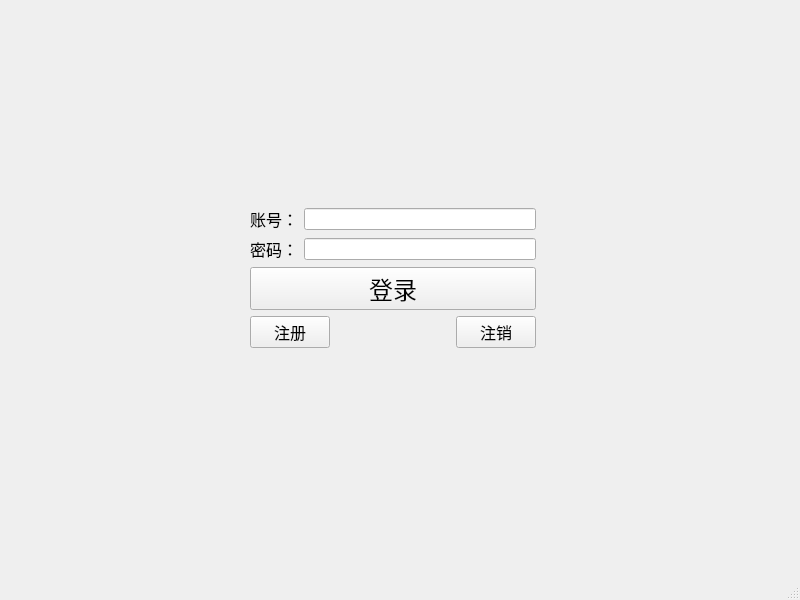
Before: the Qt Designer form TcpClient/tcpclient.ui in skylisxk/QTcloud_pan, drawn with Qt 5.
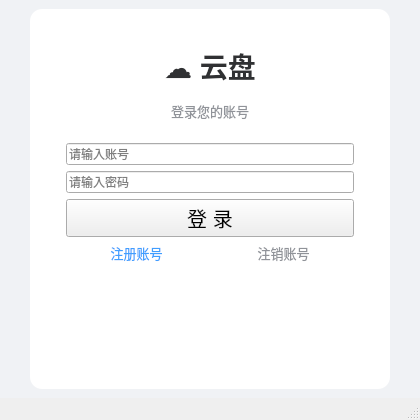
After: the same form once the commit is applied.

```diff
--- a/TcpClient/tcpclient.ui
+++ b/TcpClient/tcpclient.ui
@@ -6,190 +6,202 @@
    <rect>
     <x>0</x>
     <y>0</y>
-    <width>800</width>
-    <height>600</height>
+    <width>420</width>
+    <height>420</height>
    </rect>
   </property>
+  <property name="minimumSize">
+   <size>
+    <width>420</width>
+    <height>420</height>
+   </size>
+  </property>
+  <property name="maximumSize">
+   <size>
+    <width>420</width>
+    <height>420</height>
+   </size>
+  </property>
   <property name="windowTitle">
    <string>TcpClient</string>
   </property>
   <property name="styleSheet">
-   <string notr="true">background-color: qlineargradient(x1:0, y1:0, x2:0, y2:1,
-    stop:0 #f5f7fa, stop:1 #e4e8f0);</string>
+   <string notr="true">#centralwidget { background-color: #f0f2f5; }</string>
   </property>
   <widget class="QWidget" name="centralwidget">
-   <widget class="QWidget" name="">
-    <property name="geometry">
-     <rect>
-      <x>250</x>
-      <y>2</y>
-      <width>286</width>
-      <height>551</height>
-     </rect>
+   <layout class="QHBoxLayout" name="outerLayout">
+    <property name="leftMargin">
+     <number>0</number>
     </property>
-    <layout class="QVBoxLayout" name="verticalLayout_2">
+    <property name="topMargin">
+     <number>0</number>
+    </property>
+    <property name="rightMargin">
+     <number>0</number>
+    </property>
+    <property name="bottomMargin">
+     <number>0</number>
+    </property>
      <item>
-      <spacer name="verticalSpacer">
-       <property name="orientation">
-        <enum>Qt::Orientation::Vertical</enum>
-       </property>
-       <property name="sizeHint" stdset="0">
+     <widget class="QWidget" name="cardWidget">
+      <property name="minimumSize">
+       <size>
+        <width>360</width>
+        <height>380</height>
+       </size>
+      </property>
+      <property name="maximumSize">
         <size>
-         <width>20</width>
-         <height>198</height>
-        </size>
-       </property>
-      </spacer>
+        <width>360</width>
+        <height>380</height>
+       </size>
+      </property>
+      <property name="styleSheet">
+       <string notr="true">#cardWidget {
+    background-color: #ffffff;
+    border-radius: 12px;
+}</string>
+      </property>
+      <layout class="QVBoxLayout" name="cardLayout">
+       <property name="leftMargin">
+        <number>36</number>
+       </property>
+       <property name="topMargin">
+        <number>36</number>
+       </property>
+       <property name="rightMargin">
+        <number>36</number>
+       </property>
+       <property name="bottomMargin">
+        <number>28</number>
+       </property>
+       <item>
+        <widget class="QLabel" name="titleLabel">
+         <property name="text">
+          <string>☁️ 云盘</string>
+         </property>
+         <property name="alignment">
+          <set>Qt::AlignCenter</set>
+         </property>
+         <property name="styleSheet">
+          <string notr="true">font-size: 28px; font-weight: bold; color: #303133; margin-bottom: 8px; background: transparent;</string>
+         </property>
+        </widget>
      </item>
      <item>
-      <layout class="QVBoxLayout" name="verticalLayout">
-       <item>
-        <layout class="QHBoxLayout" name="horizontalLayout_2">
-         <item>
-          <widget class="QLabel" name="id">
-           <property name="font">
-            <font>
-             <pointsize>12</pointsize>
-            </font>
-           </property>
-           <property name="styleSheet">
-            <string notr="true">background-color: qlineargradient(x1:0, y1:0, x2:0, y2:1,
-    stop:0 #ffffff, stop:1 #f0f0f0);</string>
-           </property>
+        <widget class="QLabel" name="subtitleLabel">
            <property name="text">
-            <string>账号：</string>
-           </property>
-           <property name="margin">
-            <number>2</number>
+          <string>登录您的账号</string>
+         </property>
+         <property name="alignment">
+          <set>Qt::AlignCenter</set>
+         </property>
+         <property name="styleSheet">
+          <string notr="true">font-size: 13px; color: #909399; margin-bottom: 16px; background: transparent;</string>
            </property>
           </widget>
          </item>
          <item>
           <widget class="QLineEdit" name="name_le">
-           <property name="styleSheet">
-            <string notr="true">background-color: qlineargradient(x1:0, y1:0, x2:0, y2:1,
-    stop:0 #ffffff, stop:1 #f0f0f0);</string>
-           </property>
-          </widget>
-         </item>
-        </layout>
-       </item>
-       <item>
-        <layout class="QHBoxLayout" name="horizontalLayout">
-         <item>
-          <widget class="QLabel" name="pwd">
-           <property name="font">
-            <font>
-             <pointsize>12</pointsize>
-            </font>
-           </property>
-           <property name="styleSheet">
-            <string notr="true">background-color: qlineargradient(x1:0, y1:0, x2:0, y2:1,
-    stop:0 #ffffff, stop:1 #f0f0f0);</string>
-           </property>
-           <property name="text">
-            <string>密码：</string>
-           </property>
-           <property name="margin">
-            <number>2</number>
+         <property name="placeholderText">
+          <string>请输入账号</string>
+         </property>
+         <property name="minimumHeight">
+          <number>40</number>
            </property>
           </widget>
          </item>
          <item>
           <widget class="QLineEdit" name="pwd_le">
-           <property name="styleSheet">
-            <string notr="true">background-color: qlineargradient(x1:0, y1:0, x2:0, y2:1,
-    stop:0 #ffffff, stop:1 #f0f0f0);</string>
+         <property name="placeholderText">
+          <string>请输入密码</string>
            </property>
            <property name="echoMode">
             <enum>QLineEdit::EchoMode::Password</enum>
            </property>
-          </widget>
-         </item>
-        </layout>
+         <property name="minimumHeight">
+          <number>40</number>
+         </property>
+        </widget>
        </item>
        <item>
         <widget class="QPushButton" name="login">
+         <property name="minimumHeight">
+          <number>42</number>
+         </property>
+         <property name="text">
+          <string>登 录</string>
+         </property>
          <property name="font">
           <font>
-           <pointsize>18</pointsize>
+           <pointsize>15</pointsize>
           </font>
          </property>
-         <property name="styleSheet">
-          <string notr="true">background-color: qlineargradient(x1:0, y1:0, x2:0, y2:1,
-    stop:0 #ffffff, stop:1 #f0f0f0);</string>
-         </property>
-         <property name="text">
-          <string>登录</string>
-         </property>
         </widget>
        </item>
        <item>
-        <layout class="QGridLayout" name="gridLayout">
-         <item row="0" column="1">
-          <spacer name="horizontalSpacer">
-           <property name="orientation">
-            <enum>Qt::Orientation::Horizontal</enum>
-           </property>
-           <property name="sizeHint" stdset="0">
-            <size>
-             <width>118</width>
-             <height>20</height>
-            </size>
-           </property>
-          </spacer>
-         </item>
-         <item row="0" column="0">
+        <layout class="QHBoxLayout" name="regLogoutLayout">
+         <item>
           <widget class="QPushButton" name="regist_pb">
-           <property name="font">
-            <font>
-             <pointsize>12</pointsize>
-            </font>
-           </property>
-           <property name="styleSheet">
-            <string notr="true">background-color: qlineargradient(x1:0, y1:0, x2:0, y2:1,
-    stop:0 #ffffff, stop:1 #f0f0f0);</string>
-           </property>
            <property name="text">
-            <string>注册</string>
+            <string>注册账号</string>
+           </property>
+           <property name="flat">
+            <bool>true</bool>
+           </property>
+           <property name="styleSheet">
+            <string notr="true">QPushButton#regist_pb {
+    border: none;
+    background: transparent;
+    color: #409eff;
+    font-size: 13px;
+}
+QPushButton#regist_pb:hover {
+    color: #66b1ff;
+}</string>
            </property>
           </widget>
          </item>
-         <item row="0" column="2">
+         <item>
           <widget class="QPushButton" name="logout_pb">
-           <property name="font">
-            <font>
-             <pointsize>12</pointsize>
-            </font>
-           </property>
-           <property name="styleSheet">
-            <string notr="true">background-color: qlineargradient(x1:0, y1:0, x2:0, y2:1,
-    stop:0 #ffffff, stop:1 #f0f0f0);</string>
-           </property>
            <property name="text">
-            <string>注销</string>
+            <string>注销账号</string>
+           </property>
+           <property name="flat">
+            <bool>true</bool>
+           </property>
+           <property name="styleSheet">
+            <string notr="true">QPushButton#logout_pb {
+    border: none;
+    background: transparent;
+    color: #909399;
+    font-size: 13px;
+}
+QPushButton#logout_pb:hover {
+    color: #f56c6c;
+}</string>
            </property>
           </widget>
-         </item>
-        </layout>
        </item>
       </layout>
      </item>
      <item>
-      <spacer name="verticalSpacer_2">
+        <spacer name="bottomSpacer">
        <property name="orientation">
         <enum>Qt::Orientation::Vertical</enum>
        </property>
        <property name="sizeHint" stdset="0">
         <size>
          <width>20</width>
-         <height>178</height>
+           <height>10</height>
         </size>
        </property>
       </spacer>
      </item>
     </layout>
    </widget>
+    </item>
+   </layout>
   </widget>
   <widget class="QMenuBar" name="menubar">
    <property name="geometry">
```
Left out of the diff: 4 changed lines with no effect on the pictures. Lines whose indentation alone changed are shown as unchanged.
